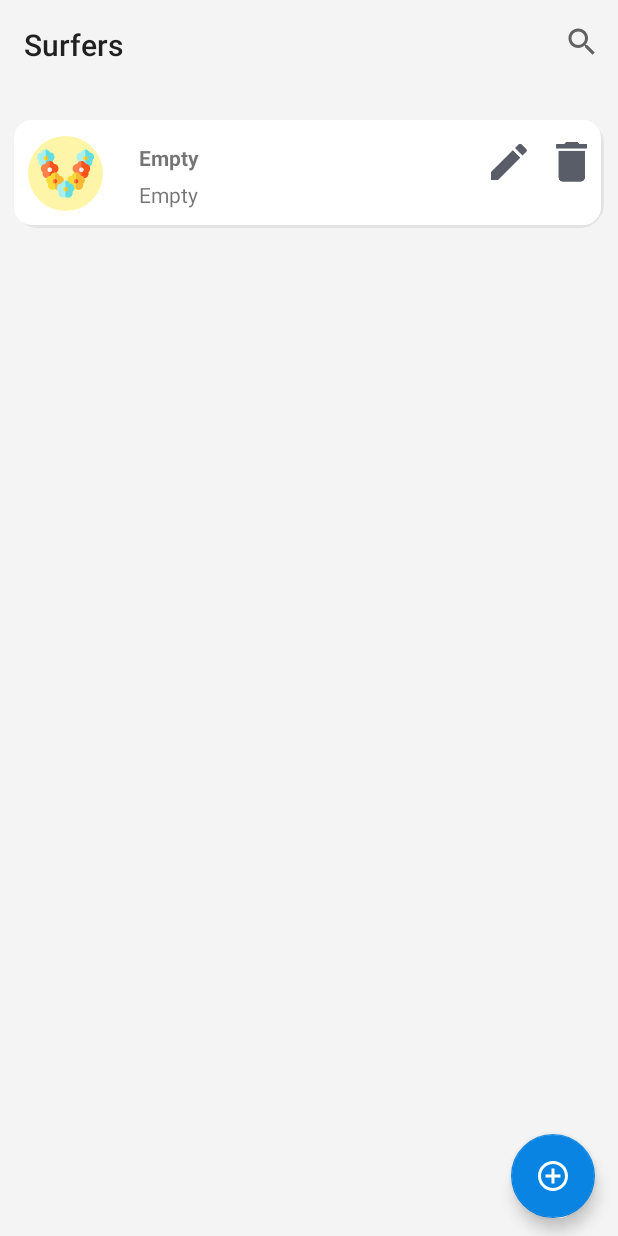
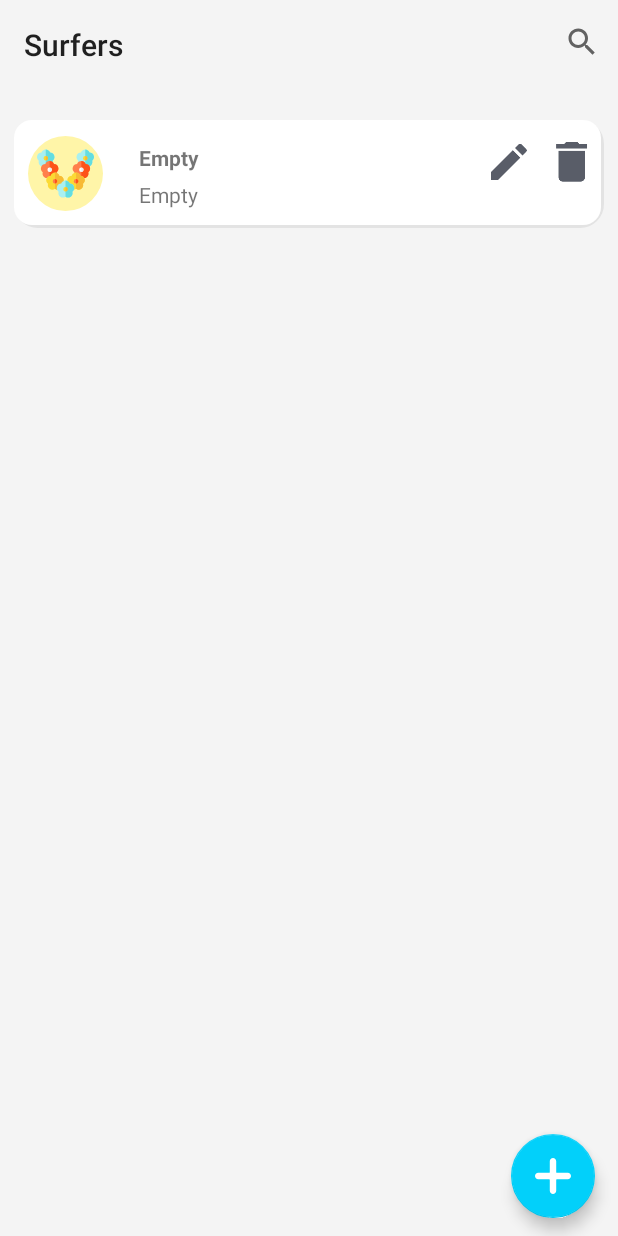
Before and after one commit to yanfalcao/HorizonDesafio, an Android app: the SurfersListActivity screen opened directly, with no data from a screen before it, on a phone screen of 412 x 824 dp. Run offline under Robolectric (Android 15) with nearby library versions, the phone set to English and light mode, and no system bars; our stand-ins replace ButterKnife.

Commit message:
Style (Surfer List): Ajuste no floating button.

```diff
--- a/MundialSurf/app/src/main/res/drawable/ic_add.xml
+++ b/MundialSurf/app/src/main/res/drawable/ic_add.xml
@@ -1,5 +1,9 @@
-<vector android:height="35dp" android:tint="#FFFFFF"
-    android:viewportHeight="24.0" android:viewportWidth="24.0"
-    android:width="35dp" xmlns:android="http://schemas.android.com/apk/res/android">
-    <path android:fillColor="#FF000000" android:pathData="M13,7h-2v4L7,11v2h4v4h2v-4h4v-2h-4L13,7zM12,2C6.48,2 2,6.48 2,12s4.48,10 10,10 10,-4.48 10,-10S17.52,2 12,2zM12,20c-4.41,0 -8,-3.59 -8,-8s3.59,-8 8,-8 8,3.59 8,8 -3.59,8 -8,8z"/>
+<vector xmlns:android="http://schemas.android.com/apk/res/android"
+    android:width="448dp"
+    android:height="448dp"
+    android:viewportWidth="448"
+    android:viewportHeight="448">
+  <path
+      android:fillColor="#FFFFFFFF"
+      android:pathData="m408,184h-136c-4.418,0 -8,-3.582 -8,-8v-136c0,-22.09 -17.91,-40 -40,-40s-40,17.91 -40,40v136c0,4.418 -3.582,8 -8,8h-136c-22.09,0 -40,17.91 -40,40s17.91,40 40,40h136c4.418,0 8,3.582 8,8v136c0,22.09 17.91,40 40,40s40,-17.91 40,-40v-136c0,-4.418 3.582,-8 8,-8h136c22.09,0 40,-17.91 40,-40s-17.91,-40 -40,-40zM408,184"/>
 </vector>
--- a/MundialSurf/app/src/main/res/layout/activity_surfers_list.xml
+++ b/MundialSurf/app/src/main/res/layout/activity_surfers_list.xml
@@ -45,7 +45,6 @@
                 android:clickable="true"
                 android:onClick="clickOnNewSurfers"
                 app:backgroundTint="@color/floatingButton"
-                app:rippleColor="@android:color/white"
                 app:srcCompat="@drawable/ic_add" />
         </FrameLayout>
     </FrameLayout>
--- a/MundialSurf/app/src/main/res/values/colors.xml
+++ b/MundialSurf/app/src/main/res/values/colors.xml
@@ -22,7 +22,7 @@
     <color name="wave">#74b9ff</color>
     <color name="score">#55efc4</color>
     <color name="win">#ffeaa7</color>
-    <color name="floatingButton">#0984e3</color>
+    <color name="floatingButton">#02D0FA</color>
     <color name="listSurfer">#132D7D</color>
     <color name="backgoundScreen">#F4F4F4</color>
 
```
